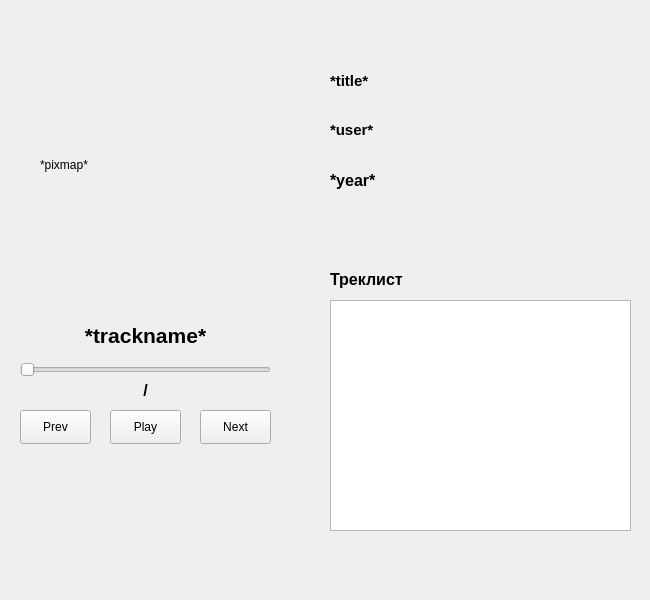
The window that ui/album.ui (gepron1x/blacklandradio) describes before a commit, drawn with Qt 5.
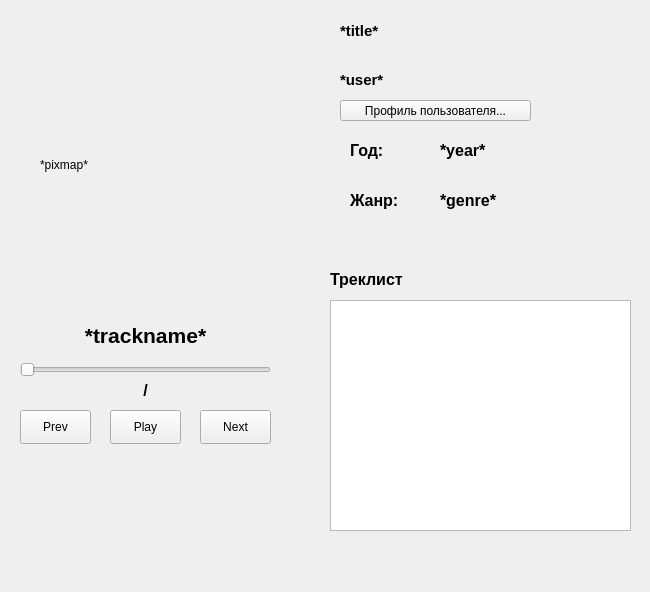
The same window after the commit.

```diff
--- a/ui/album.ui
+++ b/ui/album.ui
@@ -7,7 +7,7 @@
     <x>0</x>
     <y>0</y>
     <width>650</width>
-    <height>600</height>
+    <height>592</height>
    </rect>
   </property>
   <property name="windowTitle">
@@ -29,8 +29,8 @@
   <widget class="QLabel" name="album_name">
    <property name="geometry">
     <rect>
-     <x>330</x>
-     <y>60</y>
+     <x>340</x>
+     <y>10</y>
      <width>251</width>
      <height>41</height>
     </rect>
@@ -49,8 +49,8 @@
   <widget class="QLabel" name="album_year">
    <property name="geometry">
     <rect>
-     <x>330</x>
-     <y>160</y>
+     <x>440</x>
+     <y>130</y>
      <width>91</width>
      <height>41</height>
     </rect>
@@ -252,8 +252,8 @@
   <widget class="QLabel" name="user_label">
    <property name="geometry">
     <rect>
-     <x>330</x>
-     <y>120</y>
+     <x>340</x>
+     <y>70</y>
      <width>291</width>
      <height>20</height>
     </rect>
@@ -269,6 +269,79 @@
     <string>*user*</string>
    </property>
   </widget>
+  <widget class="QPushButton" name="profile_button">
+   <property name="geometry">
+    <rect>
+     <x>340</x>
+     <y>100</y>
+     <width>191</width>
+     <height>21</height>
+    </rect>
+   </property>
+   <property name="text">
+    <string>Профиль пользователя...</string>
+   </property>
+  </widget>
+  <widget class="QLabel" name="genre_label">
+   <property name="geometry">
+    <rect>
+     <x>350</x>
+     <y>180</y>
+     <width>58</width>
+     <height>41</height>
+    </rect>
+   </property>
+   <property name="font">
+    <font>
+     <pointsize>12</pointsize>
+     <weight>75</weight>
+     <bold>true</bold>
+    </font>
+   </property>
+   <property name="text">
+    <string>Жанр:</string>
+   </property>
+  </widget>
+  <widget class="QLabel" name="year_label">
+   <property name="geometry">
+    <rect>
+     <x>350</x>
+     <y>130</y>
+     <width>58</width>
+     <height>41</height>
+    </rect>
+   </property>
+   <property name="font">
+    <font>
+     <pointsize>12</pointsize>
+     <weight>75</weight>
+     <bold>true</bold>
+    </font>
+   </property>
+   <property name="text">
+    <string>Год:</string>
+   </property>
+  </widget>
+  <widget class="QLabel" name="album_genre">
+   <property name="geometry">
+    <rect>
+     <x>440</x>
+     <y>180</y>
+     <width>181</width>
+     <height>41</height>
+    </rect>
+   </property>
+   <property name="font">
+    <font>
+     <pointsize>12</pointsize>
+     <weight>75</weight>
+     <bold>true</bold>
+    </font>
+   </property>
+   <property name="text">
+    <string>*genre*</string>
+   </property>
+  </widget>
  </widget>
  <resources/>
  <connections/>
```
